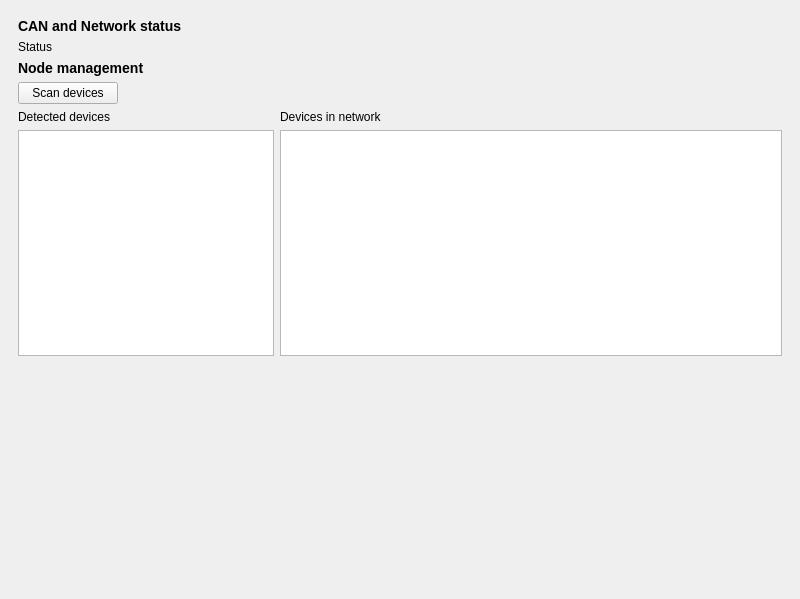
Before: the Qt Designer form app/ui/main.ui in davidsenoner/emec-drv-canopen-tester, drawn with Qt 5.
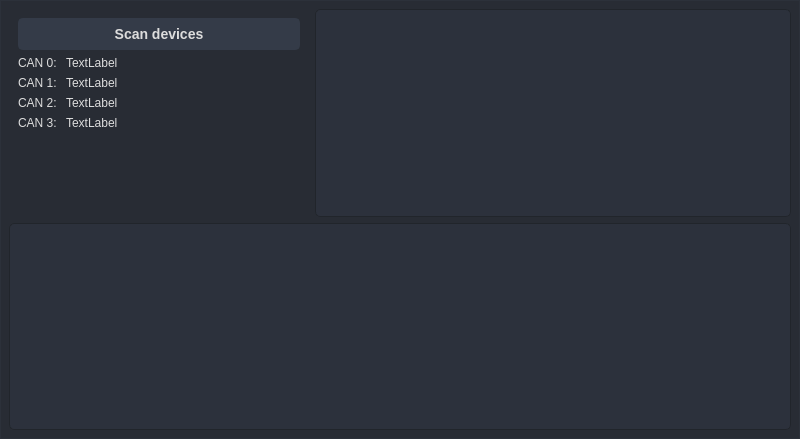
After: the same form once the commit is applied. Icons and pictures are not drawn.

Commit message: refactor: Refactoring of node_table in order to manage multiple channels

```diff
--- a/app/ui/main.ui
+++ b/app/ui/main.ui
@@ -7,14 +7,615 @@
     <x>0</x>
     <y>0</y>
     <width>800</width>
-    <height>599</height>
+    <height>439</height>
    </rect>
   </property>
   <property name="windowTitle">
    <string>EMEC Drive end of line test</string>
   </property>
-  <widget class="QWidget" name="content">
+  <property name="styleSheet">
+   <string notr="true">/* /////////////////////////////////////////////////////////////////////////////////////////////////
+
+	DARK MODE STYLE SHEET
+
+///////////////////////////////////////////////////////////////////////////////////////////////// */
+
+QWidget{
+	color: rgb(221, 221, 221);
+	font: 10pt &quot;Segoe UI&quot;;
+}
+
+/* /////////////////////////////////////////////////////////////////////////////////////////////////
+Tooltip */
+QToolTip {
+	color: #ffffff;
+	background-color: rgba(33, 37, 43, 180);
+	border: 1px solid rgb(44, 49, 58);
+	background-image: none;
+	background-position: left center;
+    background-repeat: no-repeat;
+	border: none;
+	border-left: 2px solid  rgb(37, 183, 188);
+	text-align: left;
+	padding-left: 8px;
+	margin: 0px;
+}
+
+/* /////////////////////////////////////////////////////////////////////////////////////////////////
+Bg App */
+#bgApp {	
+	background-color: rgb(40, 44, 52);
+	border: 1px solid rgb(44, 49, 58);
+}
+
+QProgressBar {
+    border-top: 0px solid rgb(52, 59, 72);
+    border-left: 2px solid rgb(52, 59, 72);
+    border-right: 0px solid rgb(52, 59, 72);
+    border-bottom: 2px solid rgb(52, 59, 72);
+    background-color: rgb(33, 37, 43);
+    text-align: right;
+    margin-right: 2em;
+}
+
+QProgressBar::chunk {
+    background-color: rgb(37, 183, 188);
+
+}
+
+/* /////////////////////////////////////////////////////////////////////////////////////////////////
+Extra Tab */
+#extraLeftBox {
+	background-color: rgb(44, 49, 58);
+}
+#extraTopBg{
+	background-color: rgb(189, 147, 249)
+}
+
+/* Icon */
+#extraIcon {
+	background-position: center;
+	background-repeat: no-repeat;
+	background-image: url(:/icons/icon_settings.png);
+}
+
+/* Label */
+#extraLabel { color: rgb(255, 255, 255); }
+
+/* Btn Close */
+#extraCloseColumnBtn { background-color: rgba(255, 255, 255, 0); border: none;  border-radius: 5px; }
+#extraCloseColumnBtn:hover { background-color: rgb(196, 161, 249); border-style: solid; border-radius: 4px; }
+#extraCloseColumnBtn:pressed { background-color: rgb(180, 141, 238); border-style: solid; border-radius: 4px; }
+
+/* Extra Content */
+#extraContent{
+	border-top: 3px solid rgb(40, 44, 52);
+}
+
+/* Extra Top Menus */
+#extraTopMenu .QPushButton {
+background-position: left center;
+    background-repeat: no-repeat;
+	border: none;
+	border-left: 22px solid transparent;
+	background-color:transparent;
+	text-align: left;
+	padding-left: 44px;
+}
+#extraTopMenu .QPushButton:hover {
+	background-color: rgb(40, 44, 52);
+}
+#extraTopMenu .QPushButton:pressed {
+	background-color: rgb(37, 183, 188);
+	color: rgb(255, 255, 255);
+}
+
+/* /////////////////////////////////////////////////////////////////////////////////////////////////
+Content App */
+#contentTopBg{
+	background-color: rgb(33, 37, 43);
+}
+#contentBottom{
+	border-top: 3px solid rgb(44, 49, 58);
+}
+
+/* Top Buttons */
+#rightButtons .QPushButton { background-color: rgba(255, 255, 255, 0); border: none;  border-radius: 5px; }
+#rightButtons .QPushButton:hover { background-color: rgb(44, 49, 57); border-style: solid; border-radius: 4px; }
+#rightButtons .QPushButton:pressed { background-color: rgb(23, 26, 30); border-style: solid; border-radius: 4px; }
+
+/* Theme Settings */
+#extraRightBox { background-color: rgb(44, 49, 58); }
+#themeSettingsTopDetail { background-color: rgb(37, 183, 188); }
+
+/* Bottom Bar */
+#bottomBar {
+	/*background-color: rgb(44, 49, 58); */
+	background-color: rgb(33, 37, 43);
+}
+#bottomBar QLabel { font-size: 11px; color: rgb(113, 126, 149); padding-left: 10px; padding-right: 10px; padding-bottom: 2px; }
+
+/* CONTENT SETTINGS */
+/* MENUS */
+#contentSettings .QPushButton {
+	background-position: left center;
+    background-repeat: no-repeat;
+	border: none;
+	border-left: 22px solid transparent;
+	background-color:transparent;
+	text-align: left;
+	padding-left: 44px;
+}
+#contentSettings .QPushButton:hover {
+	background-color: rgb(40, 44, 52);
+}
+#contentSettings .QPushButton:pressed {
+	background-color: rgb(37, 183, 188);
+	color: rgb(255, 255, 255);
+}
+
+
+/* /////////////////////////////////////////////////////////////////////////////////////////////////
+QTabWidget */
+QTabWidget::pane {
+	background: rgb(44, 49, 60);
+	border-bottom-left-radius: 5px;
+	border-bottom-right-radius: 5px;
+	border-top-right-radius: 5px;
+	border-top-left-radius: 0px;
+	border: 2px solid rgb(33, 37, 43);
+	padding: 0px;
+}
+
+QTabBar::tab {
+	background: rgb(33, 37, 43);
+	border: 2px solid rgb(33, 37, 43);
+	padding: 4px;
+	padding-left: 10px;
+	padding-right: 10px;
+	border-top-left-radius: 5px;
+    border-top-right-radius: 5px;
+	margin-bottom: -3px;
+}
+
+QTabBar::tab:selected {
+	background: rgb(44, 49, 58);
+  	margin-bottom: -3px;
+	padding: 5px;
+	padding-left: 10px;
+	padding-right: 10px;
+	border-top-left-radius: 5px;
+	border-top-right-radius: 5px;
+  	border: 2px solid rgb(33, 37, 43);
+}
+
+/* /////////////////////////////////////////////////////////////////////////////////////////////////
+QTreeView */
+QTreeView {
+	background-color: rgb(44, 49, 60);
+	border-radius: 5px;
+	border: 1px solid rgb(33, 37, 43);
+}
+
+/* /////////////////////////////////////////////////////////////////////////////////////////////////
+QTableWidget */
+QTableWidget {
+	background-color: rgb(44, 49, 60);
+	padding: 10px;
+	border-radius: 5px;
+	gridline-color: rgb(44, 49, 58);
+	border: 1px solid rgb(33, 37, 43);
+}
+QTableWidget::item{
+	border-color: rgb(44, 49, 60);
+	padding-left: 5px;
+	padding-right: 5px;
+	gridline-color: rgb(44, 49, 60);
+}
+QTableWidget::item:selected{
+	background-color: rgb(37, 183, 188);
+}
+
+QHeaderView {
+	border-top-left-radius: 5px;
+    border-top-right-radius: 5px;
+}
+
+QHeaderView::section{
+	background-color: rgb(33, 37, 43);
+	max-width: 25px;
+	border: 1px solid rgb(44, 49, 58);
+	border-style: none;
+    border-bottom: 1px solid rgb(44, 49, 60);
+    border-right: 1px solid rgb(44, 49, 60);
+}
+QTableWidget::horizontalHeader {
+	background-color: rgb(33, 37, 43);
+}
+QHeaderView::section:horizontal
+{
+    border: 1px solid rgb(33, 37, 43);
+	background-color: rgb(33, 37, 43);
+	padding: 3px;
+}
+
+QHeaderView::section:vertical
+{
+    border: 1px solid rgb(44, 49, 60);
+}
+
+/* /////////////////////////////////////////////////////////////////////////////////////////////////
+QTableView */
+QTableView {
+	background-color: rgb(44, 49, 60);
+	padding: 10px;
+	border-radius: 5px;
+	gridline-color: rgb(44, 49, 58);
+	border: 1px solid rgb(33, 37, 43);
+}
+QTableView::item{
+	border-color: rgb(44, 49, 60);
+	padding-left: 5px;
+	padding-right: 5px;
+	gridline-color: rgb(44, 49, 60);
+}
+QTableView::item:selected{
+	background-color: rgb(37, 183, 188);
+}
+QTableView::horizontalHeader {
+	background-color: rgb(33, 37, 43);
+}
+QTableView::indicator {
+    border: 3px solid rgb(52, 59, 72);
+	width: 15px;
+	height: 15px;
+	border-radius: 10px;
+    background: rgb(44, 49, 60);
+}
+QTableView::indicator:hover {
+    border: 3px solid rgb(58, 66, 81);
+}
+QTableView::indicator:checked {
+    background: 3px solid rgb(52, 59, 72);
+	border: 3px solid rgb(52, 59, 72);
+	background-image: url(:/icons/cil-check-alt.png);
+}
+
+/* /////////////////////////////////////////////////////////////////////////////////////////////////
+LineEdit */
+QLineEdit {
+	background-color: rgb(33, 37, 43);
+	border-radius: 5px;
+	border: 2px solid rgb(33, 37, 43);
+	padding-left: 10px;
+	selection-color: rgb(255, 255, 255);
+	selection-background-color: rgba(37, 183, 188, 0.5);
+}
+QLineEdit:hover {
+	border: 2px solid rgb(64, 71, 88);
+}
+QLineEdit:focus {
+	border: 2px solid rgb(91, 101, 124);
+}
+
+/* /////////////////////////////////////////////////////////////////////////////////////////////////
+LineEdit */
+QTextEdit {
+	selection-color: rgb(255, 255, 255);
+	selection-background-color: rgba(37, 183, 188, 0.5);
+}
+
+/* /////////////////////////////////////////////////////////////////////////////////////////////////
+PlainTextEdit */
+QPlainTextEdit {
+	background-color: rgb(27, 29, 35);
+	border-radius: 5px;
+	padding: 10px;
+	selection-color: rgb(255, 255, 255);
+	selection-background-color: rgba(37, 183, 188, 0.5);
+}
+QPlainTextEdit  QScrollBar:vertical {
+    width: 8px;
+ }
+QPlainTextEdit  QScrollBar:horizontal {
+    height: 8px;
+ }
+QPlainTextEdit:hover {
+	border: 2px solid rgb(64, 71, 88);
+}
+QPlainTextEdit:focus {
+	border: 2px solid rgb(91, 101, 124);
+}
+
+/* /////////////////////////////////////////////////////////////////////////////////////////////////
+ScrollBars */
+QScrollBar:horizontal {
+    border: none;
+    background: rgb(52, 59, 72);
+    height: 8px;
+    margin: 0px 21px 0 21px;
+	border-radius: 0px;
+}
+QScrollBar::handle:horizontal {
+    background: rgb(37, 183, 188);
+    min-width: 25px;
+	border-radius: 4px
+}
+QScrollBar::add-line:horizontal {
+    border: none;
+    background: rgb(55, 63, 77);
+    width: 20px;
+	border-top-right-radius: 4px;
+    border-bottom-right-radius: 4px;
+    subcontrol-position: right;
+    subcontrol-origin: margin;
+}
+QScrollBar::sub-line:horizontal {
+    border: none;
+    background: rgb(55, 63, 77);
+    width: 20px;
+	border-top-left-radius: 4px;
+    border-bottom-left-radius: 4px;
+    subcontrol-position: left;
+    subcontrol-origin: margin;
+}
+QScrollBar::up-arrow:horizontal, QScrollBar::down-arrow:horizontal
+{
+     background: none;
+}
+QScrollBar::add-page:horizontal, QScrollBar::sub-page:horizontal
+{
+     background: none;
+}
+ QScrollBar:vertical {
+	border: none;
+    background: rgb(52, 59, 72);
+    width: 8px;
+    margin: 21px 0 21px 0;
+	border-radius: 0px;
+ }
+ QScrollBar::handle:vertical {
+	background: rgb(37, 183, 188);
+    min-height: 25px;
+	border-radius: 4px
+ }
+ QScrollBar::add-line:vertical {
+     border: none;
+    background: rgb(55, 63, 77);
+     height: 20px;
+	border-bottom-left-radius: 4px;
+    border-bottom-right-radius: 4px;
+     subcontrol-position: bottom;
+     subcontrol-origin: margin;
+ }
+ QScrollBar::sub-line:vertical {
+	border: none;
+    background: rgb(55, 63, 77);
+     height: 20px;
+	border-top-left-radius: 4px;
+    border-top-right-radius: 4px;
+     subcontrol-position: top;
+     subcontrol-origin: margin;
+ }
+ QScrollBar::up-arrow:vertical, QScrollBar::down-arrow:vertical {
+     background: none;
+ }
+
+ QScrollBar::add-page:vertical, QScrollBar::sub-page:vertical {
+     background: none;
+ }
+
+/* /////////////////////////////////////////////////////////////////////////////////////////////////
+CheckBox */
+QCheckBox::indicator {
+    border: 3px solid rgb(52, 59, 72);
+	width: 15px;
+	height: 15px;
+	border-radius: 10px;
+    background: rgb(44, 49, 60);
+}
+QCheckBox::indicator:hover {
+    border: 3px solid rgb(58, 66, 81);
+}
+QCheckBox::indicator:checked {
+    background: 3px solid rgb(52, 59, 72);
+	border: 3px solid rgb(52, 59, 72);
+	background-image: url(:/icons/cil-check-alt.png);
+}
+
+/* /////////////////////////////////////////////////////////////////////////////////////////////////
+RadioButton */
+QRadioButton::indicator {
+    border: 3px solid rgb(52, 59, 72);
+	width: 15px;
+	height: 15px;
+	border-radius: 10px;
+    background: rgb(44, 49, 60);
+}
+QRadioButton::indicator:hover {
+    border: 3px solid rgb(58, 66, 81);
+}
+QRadioButton::indicator:checked {
+    background: 3px solid rgb(94, 106, 130);
+	border: 3px solid rgb(52, 59, 72);
+}
+
+/* /////////////////////////////////////////////////////////////////////////////////////////////////
+ComboBox */
+QComboBox{
+	background-color: rgb(27, 29, 35);
+	border-radius: 5px;
+	border: 2px solid rgb(33, 37, 43);
+	padding: 5px;
+	padding-left: 10px;
+}
+QComboBox:hover{
+	border: 2px solid rgb(64, 71, 88);
+}
+QComboBox::drop-down {
+	subcontrol-origin: padding;
+	subcontrol-position: top right;
+	width: 25px;
+	border-left-width: 3px;
+	border-left-color: rgba(39, 44, 54, 150);
+	border-left-style: solid;
+	border-top-right-radius: 3px;
+	border-bottom-right-radius: 3px;
+	background-image: url(:/icons/cil-arrow-bottom.png);
+	background-position: center;
+	background-repeat: no-reperat;
+ }
+QComboBox QAbstractItemView {
+	color:  rgb(37, 183, 188);
+	background-color: rgb(33, 37, 43);
+	padding: 10px;
+	selection-background-color: rgb(39, 44, 54);
+}
+
+/* /////////////////////////////////////////////////////////////////////////////////////////////////
+ComboBox */
+QSpinBox{
+	background-color: rgb(27, 29, 35);
+	border-radius: 5px;
+	border: 2px solid rgb(33, 37, 43);
+	padding: 5px;
+	padding-left: 10px;
+}
+QSpinBox:hover{
+	border: 2px solid rgb(64, 71, 88);
+}
+QSpinBox::drop-down {
+	subcontrol-origin: padding;
+	subcontrol-position: top right;
+	width: 25px;
+	border-left-width: 3px;
+	border-left-color: rgba(39, 44, 54, 150);
+	border-left-style: solid;
+	border-top-right-radius: 3px;
+	border-bottom-right-radius: 3px;
+	background-image: url(:/icons/cil-arrow-bottom.png);
+	background-position: center;
+	background-repeat: no-reperat;
+ }
+QSpinBox QAbstractItemView {
+	color:  rgb(37, 183, 188);	
+	background-color: rgb(33, 37, 43);
+	padding: 10px;
+	selection-background-color: rgb(39, 44, 54);
+}
+
+/* /////////////////////////////////////////////////////////////////////////////////////////////////
+Sliders */
+QSlider::groove:horizontal {
+    border-radius: 5px;
+    height: 20px;
+	margin: 0px;
+	background-color: rgb(52, 59, 72);
+}
+QSlider::groove:horizontal:hover {
+	background-color: rgb(55, 62, 76);
+}
+QSlider::handle:horizontal {
+    background-color: rgb(37, 183, 188);
+    border: none;
+    height: 20px;
+    width: 15px;
+    margin: 0px;
+	border-radius: 5px;
+}
+QSlider::handle:horizontal:hover {
+    background-color: rgb(37, 183, 188);
+}
+QSlider::handle:horizontal:pressed {
+    background-color: rgb(44, 219, 222);
+}
+
+QSlider::groove:vertical {
+    border-radius: 5px;
+    width: 20px;
+    margin: 0px;
+	background-color: rgb(52, 59, 72);
+}
+QSlider::groove:vertical:hover {
+	background-color: rgb(55, 62, 76);
+}
+QSlider::handle:vertical {
+    background-color: rgb(37, 183, 188);
+	border: none;
+    height: 20px;
+    width: 15px;
+    margin: 0px;
+	border-radius: 5px;
+}
+QSlider::handle:vertical:hover {
+    background-color: rgb(37, 183, 188);
+}
+QSlider::handle:vertical:pressed {
+    background-color: rgb(44, 219, 222);
+}
+
+/* /////////////////////////////////////////////////////////////////////////////////////////////////
+CommandLinkButton */
+QCommandLinkButton {	
+	color: rgb(0, 170, 255);
+	font-size: 15px;
+}
+QCommandLinkButton:hover {	
+	color: rgb(0, 170, 255);
+	background-color: rgb(44, 49, 60);
+}
+QCommandLinkButton:pressed {	
+	color: rgb(37, 183, 188);
+	background-color: rgb(52, 58, 71);
+}
+
+/*//////////////////////////////////////////////////////////////////////////////////////////////////
+QGroupBox*/
+QGroupBox {
+    color: rgb(90, 102, 125);
+	border: 1px solid rgb(52, 59, 72);
+	border-radius: 5px;
+}
+
+/* /////////////////////////////////////////////////////////////////////////////////////////////////
+Button */
+QPushButton {
+	border: 2px solid rgb(52, 59, 72);
+	border-radius: 5px;	
+	background-color: rgb(52, 59, 72);
+}
+QPushButton:hover {
+	background-color: rgb(57, 65, 80);
+	border: 2px solid rgb(61, 70, 86);
+}
+QPushButton:pressed {	
+	background-color: rgb(35, 40, 49);
+	border: 2px solid rgb(43, 50, 61);
+}
+
+
+</string>
+  </property>
+  <widget class="QWidget" name="bgApp">
+   <property name="styleSheet">
+    <string notr="true"/>
+   </property>
    <layout class="QGridLayout" name="gridLayout_2">
+    <property name="leftMargin">
+     <number>0</number>
+    </property>
+    <property name="topMargin">
+     <number>0</number>
+    </property>
+    <property name="rightMargin">
+     <number>0</number>
+    </property>
+    <property name="bottomMargin">
+     <number>0</number>
+    </property>
+    <property name="spacing">
+     <number>0</number>
+    </property>
     <item row="0" column="0">
      <layout class="QVBoxLayout" name="verticalLayout">
       <item>
@@ -25,53 +626,171 @@
           <verstretch>0</verstretch>
          </sizepolicy>
         </property>
-        <layout class="QGridLayout" name="gridLayout">
-         <item row="4" column="1">
-          <widget class="QLabel" name="label_4">
-           <property name="text">
-            <string>Devices in network</string>
-           </property>
-          </widget>
+        <layout class="QVBoxLayout" name="verticalLayout_2">
+         <item>
+          <layout class="QHBoxLayout" name="horizontalLayout">
+           <item>
+            <widget class="QFrame" name="verticalFrame">
+             <property name="maximumSize">
+              <size>
+               <width>300</width>
+               <height>16777215</height>
+              </size>
+             </property>
+             <layout class="QVBoxLayout" name="verticalLayout_3">
+              <item>
+               <widget class="QPushButton" name="btn_detect_nodes">
+                <property name="sizePolicy">
+                 <sizepolicy hsizetype="Preferred" vsizetype="Fixed">
+                  <horstretch>0</horstretch>
+                  <verstretch>0</verstretch>
+                 </sizepolicy>
+                </property>
+                <property name="minimumSize">
+                 <size>
+                  <width>200</width>
+                  <height>30</height>
+                 </size>
+                </property>
+                <property name="cursor">
+                 <cursorShape>PointingHandCursor</cursorShape>
+                </property>
+                <property name="styleSheet">
+                 <string notr="true">font: bold 14px;
+min-width: 10em;
+padding: 6px;</string>
+                </property>
+                <property name="text">
+                 <string>Scan devices</string>
+                </property>
+               </widget>
+              </item>
+              <item>
+               <layout class="QGridLayout" name="gridLayout">
+                <item row="0" column="0">
+                 <widget class="QLabel" name="label_6">
+                  <property name="sizePolicy">
+                   <sizepolicy hsizetype="Fixed" vsizetype="Preferred">
+                    <horstretch>0</horstretch>
+                    <verstretch>0</verstretch>
+                   </sizepolicy>
+                  </property>
+                  <property name="text">
+                   <string>CAN 0: </string>
+                  </property>
+                 </widget>
+                </item>
+                <item row="1" column="0">
+                 <widget class="QLabel" name="label_9">
+                  <property name="sizePolicy">
+                   <sizepolicy hsizetype="Fixed" vsizetype="Preferred">
+                    <horstretch>0</horstretch>
+                    <verstretch>0</verstretch>
+                   </sizepolicy>
+                  </property>
+                  <property name="text">
+                   <string>CAN 1: </string>
+                  </property>
+                 </widget>
+                </item>
+                <item row="1" column="1">
+                 <widget class="QLabel" name="lbl_can1_status">
+                  <property name="text">
+                   <string>TextLabel</string>
+                  </property>
+                 </widget>
+                </item>
+                <item row="3" column="1">
+                 <widget class="QLabel" name="lbl_can3_Status">
+                  <property name="text">
+                   <string>TextLabel</string>
+                  </property>
+                 </widget>
+                </item>
+                <item row="3" column="0">
+                 <widget class="QLabel" name="label_10">
+                  <property name="sizePolicy">
+                   <sizepolicy hsizetype="Fixed" vsizetype="Preferred">
+                    <horstretch>0</horstretch>
+                    <verstretch>0</verstretch>
+                   </sizepolicy>
+                  </property>
+                  <property name="text">
+                   <string>CAN 3: </string>
+                  </property>
+                 </widget>
+                </item>
+                <item row="2" column="0">
+                 <widget class="QLabel" name="label_7">
+                  <property name="sizePolicy">
+                   <sizepolicy hsizetype="Fixed" vsizetype="Preferred">
+                    <horstretch>0</horstretch>
+                    <verstretch>0</verstretch>
+                   </sizepolicy>
+                  </property>
+                  <property name="text">
+                   <string>CAN 2: </string>
+                  </property>
+                 </widget>
+                </item>
+                <item row="0" column="1">
+                 <widget class="QLabel" name="lbl_can0_status">
+                  <property name="text">
+                   <string>TextLabel</string>
+                  </property>
+                 </widget>
+                </item>
+                <item row="2" column="1">
+                 <widget class="QLabel" name="lbl_can2_status">
+                  <property name="text">
+                   <string>TextLabel</string>
+                  </property>
+                 </widget>
+                </item>
+               </layout>
+              </item>
+              <item>
+               <spacer name="verticalSpacer">
+                <property name="orientation">
+                 <enum>Qt::Vertical</enum>
+                </property>
+                <property name="sizeHint" stdset="0">
+                 <size>
+                  <width>20</width>
+                  <height>40</height>
+                 </size>
+                </property>
+               </spacer>
+              </item>
+             </layout>
+            </widget>
+           </item>
+           <item>
+            <widget class="QTableWidget" name="tbl_available_nodes">
+             <property name="sizePolicy">
+              <sizepolicy hsizetype="Preferred" vsizetype="Expanding">
+               <horstretch>0</horstretch>
+               <verstretch>0</verstretch>
+              </sizepolicy>
+             </property>
+             <property name="editTriggers">
+              <set>QAbstractItemView::EditKeyPressed</set>
+             </property>
+             <property name="selectionMode">
+              <enum>QAbstractItemView::NoSelection</enum>
+             </property>
+             <property name="selectionBehavior">
+              <enum>QAbstractItemView::SelectRows</enum>
+             </property>
+             <attribute name="verticalHeaderVisible">
+              <bool>false</bool>
+             </attribute>
+            </widget>
+           </item>
+          </layout>
          </item>
-         <item row="4" column="0">
-          <widget class="QLabel" name="label_2">
-           <property name="text">
-            <string>Detected devices</string>
-           </property>
-          </widget>
-         </item>
-         <item row="0" column="0">
-          <widget class="QLabel" name="label_3">
-           <property name="text">
-            <string>&lt;h3&gt;CAN and Network status&lt;/h3&gt;</string>
-           </property>
-          </widget>
-         </item>
-         <item row="2" column="0">
-          <widget class="QLabel" name="label_5">
-           <property name="text">
-            <string>&lt;h3&gt;Node management&lt;/h3&gt;</string>
-           </property>
-          </widget>
-         </item>
-         <item row="6" column="1">
-          <widget class="QTableWidget" name="tbl_node_list"/>
-         </item>
-         <item row="1" column="0">
-          <widget class="QLabel" name="lbl_can_status">
-           <property name="text">
-            <string>Status</string>
-           </property>
-          </widget>
-         </item>
-         <item row="6" column="0">
-          <widget class="QTableWidget" name="tbl_available_nodes">
-           <property name="sizePolicy">
-            <sizepolicy hsizetype="Preferred" vsizetype="Expanding">
-             <horstretch>0</horstretch>
-             <verstretch>0</verstretch>
-            </sizepolicy>
-           </property>
+         <item>
+          <widget class="QTableWidget" name="tbl_node_list">
            <property name="editTriggers">
             <set>QAbstractItemView::NoEditTriggers</set>
            </property>
@@ -81,40 +800,11 @@
            <property name="selectionBehavior">
             <enum>QAbstractItemView::SelectRows</enum>
            </property>
+           <attribute name="verticalHeaderVisible">
+            <bool>false</bool>
+           </attribute>
           </widget>
          </item>
-         <item row="3" column="0">
-          <widget class="QPushButton" name="btn_detect_nodes">
-           <property name="sizePolicy">
-            <sizepolicy hsizetype="Fixed" vsizetype="Fixed">
-             <horstretch>0</horstretch>
-             <verstretch>0</verstretch>
-            </sizepolicy>
-           </property>
-           <property name="minimumSize">
-            <size>
-             <width>100</width>
-             <height>0</height>
-            </size>
-           </property>
-           <property name="text">
-            <string>Scan devices</string>
-           </property>
-          </widget>
-         </item>
-         <item row="7" column="0">
-          <spacer name="verticalSpacer">
-           <property name="orientation">
-            <enum>Qt::Vertical</enum>
-           </property>
-           <property name="sizeHint" stdset="0">
-            <size>
-             <width>20</width>
-             <height>40</height>
-            </size>
-           </property>
-          </spacer>
-         </item>
         </layout>
        </widget>
       </item>
```
Left out of the diff: 6 changed lines with no effect on the pictures. The commit also changes 8 other files.
